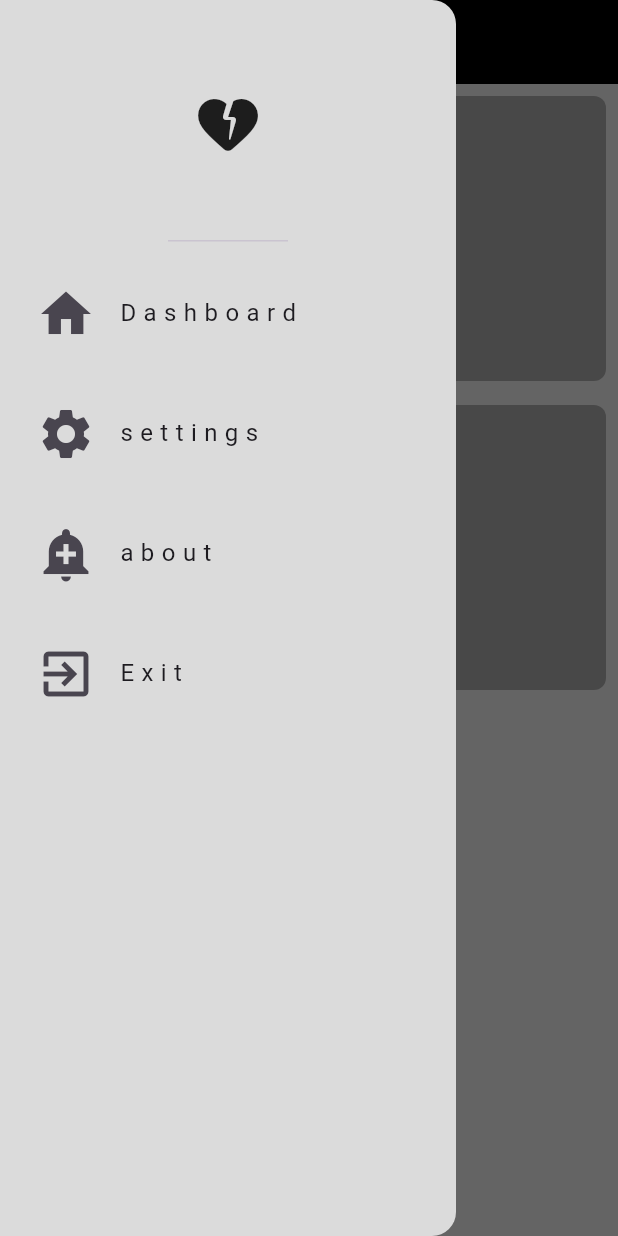
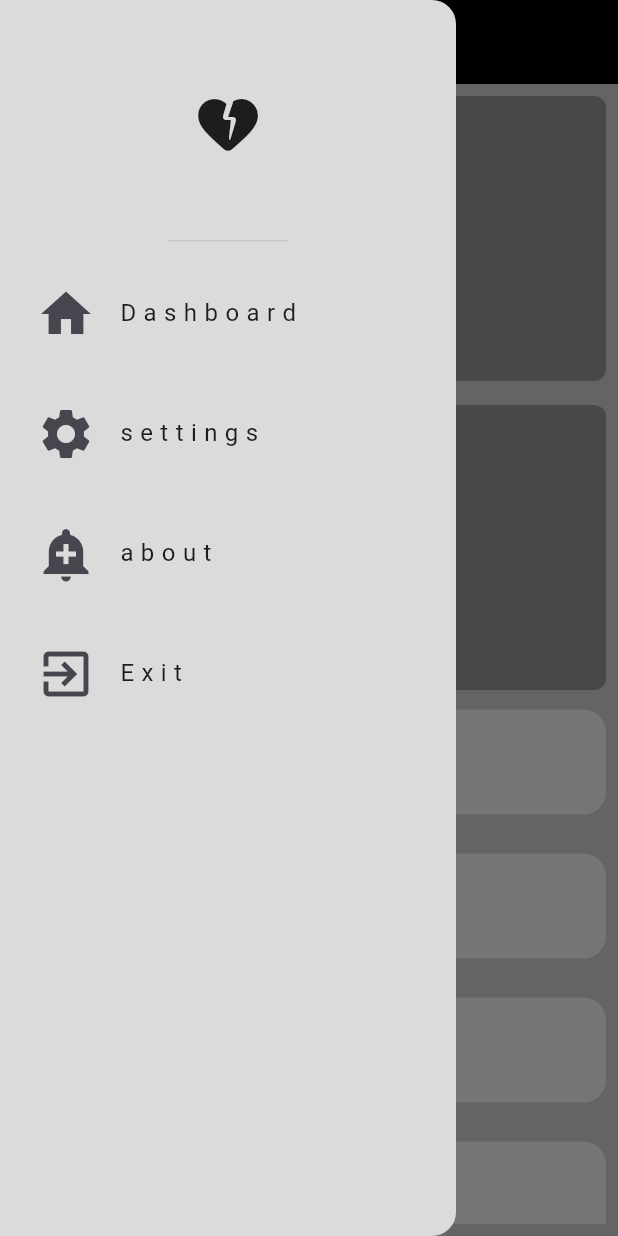
Before and after one commit to HalimWagih66/responsive_app, a Flutter app: the screen it shows after launch, after a tap on the "menu" icon, on a phone screen of 412 x 824 dp. Run offline on Flutter 3.47's test engine with Material 3 defaults, Android fonts, the phone set to English and light mode, and no system bars.

Commit message:
add sliver list view

```diff
--- a/lib/screens/widget/HomePageViewBody.dart
+++ b/lib/screens/widget/HomePageViewBody.dart
@@ -1,5 +1,7 @@
 import 'package:flutter/material.dart';
 import 'package:respoonsize_1/screens/widget/sliver_grid_items.dart';
+
+import 'SliverListItems.dart';
 
 class HomePageViewBody extends StatelessWidget {
   const HomePageViewBody({super.key});
@@ -11,6 +13,7 @@ class HomePageViewBody extends StatelessWidget {
       child: CustomScrollView(
         slivers: [
           SliverGridItems(),
+          SliverListItems(),
         ],
       ),
     );
--- /dev/null
+++ b/lib/screens/widget/SliverListItems.dart
@@ -0,0 +1,11 @@
+import 'package:flutter/material.dart';
+import 'package:respoonsize_1/screens/widget/sliver_list_item.dart';
+
+class SliverListItems extends StatelessWidget {
+  const SliverListItems({super.key});
+
+  @override
+  Widget build(BuildContext context) {
+    return SliverList.builder(itemBuilder: (context, index) => const SliverListItem(),itemCount: 100,);
+  }
+}
--- /dev/null
+++ b/lib/screens/widget/sliver_list_item.dart
@@ -0,0 +1,19 @@
+import 'package:flutter/material.dart';
+
+class SliverListItem extends StatelessWidget {
+  const SliverListItem({super.key});
+
+  @override
+  Widget build(BuildContext context) {
+    return Padding(
+      padding: const EdgeInsets.symmetric(vertical: 13.0),
+      child: Container(
+        height: 70,
+        decoration: BoxDecoration(
+          borderRadius: BorderRadius.circular(15),
+          color: Colors.white
+        ),
+      ),
+    );
+  }
+}
```
